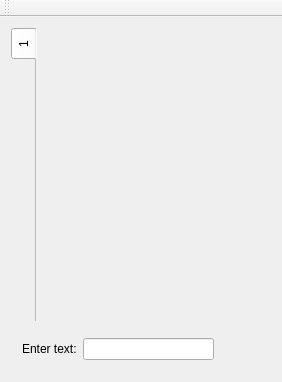
Above: mainwindow.ui from proton/zNotes before the change. Below: the same form after it.
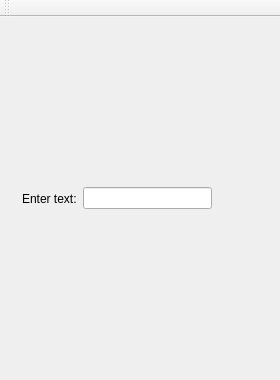
That is the form after the change. Icons and pictures are not drawn.

Diff of the .ui file:
```diff
--- a/mainwindow.ui
+++ b/mainwindow.ui
@@ -6,8 +6,8 @@
    <rect>
     <x>0</x>
     <y>0</y>
-    <width>282</width>
-    <height>382</height>
+    <width>280</width>
+    <height>380</height>
    </rect>
   </property>
   <property name="contextMenuPolicy">
@@ -22,27 +22,6 @@
   </property>
   <widget class="QWidget" name="centralWidget">
    <layout class="QVBoxLayout" name="verticalLayout">
-    <item>
-     <widget class="QTabWidget" name="tabs">
-      <property name="sizePolicy">
-       <sizepolicy hsizetype="Expanding" vsizetype="Expanding">
-        <horstretch>0</horstretch>
-        <verstretch>0</verstretch>
-       </sizepolicy>
-      </property>
-      <property name="tabPosition">
-       <enum>QTabWidget::West</enum>
-      </property>
-      <property name="documentMode">
-       <bool>true</bool>
-      </property>
-      <widget class="QWidget" name="note1">
-       <attribute name="title">
-        <string>1</string>
-       </attribute>
-      </widget>
-     </widget>
-    </item>
     <item>
      <widget class="QWidget" name="wSearch" native="true">
       <layout class="QHBoxLayout" name="horizontalLayout">
```
